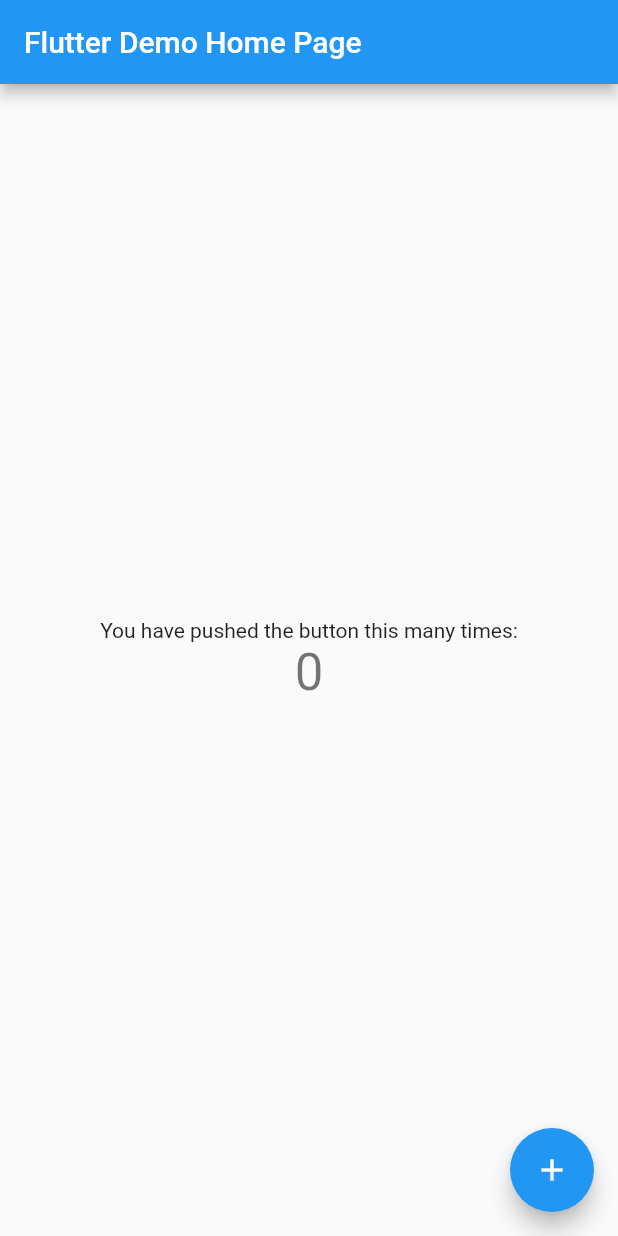
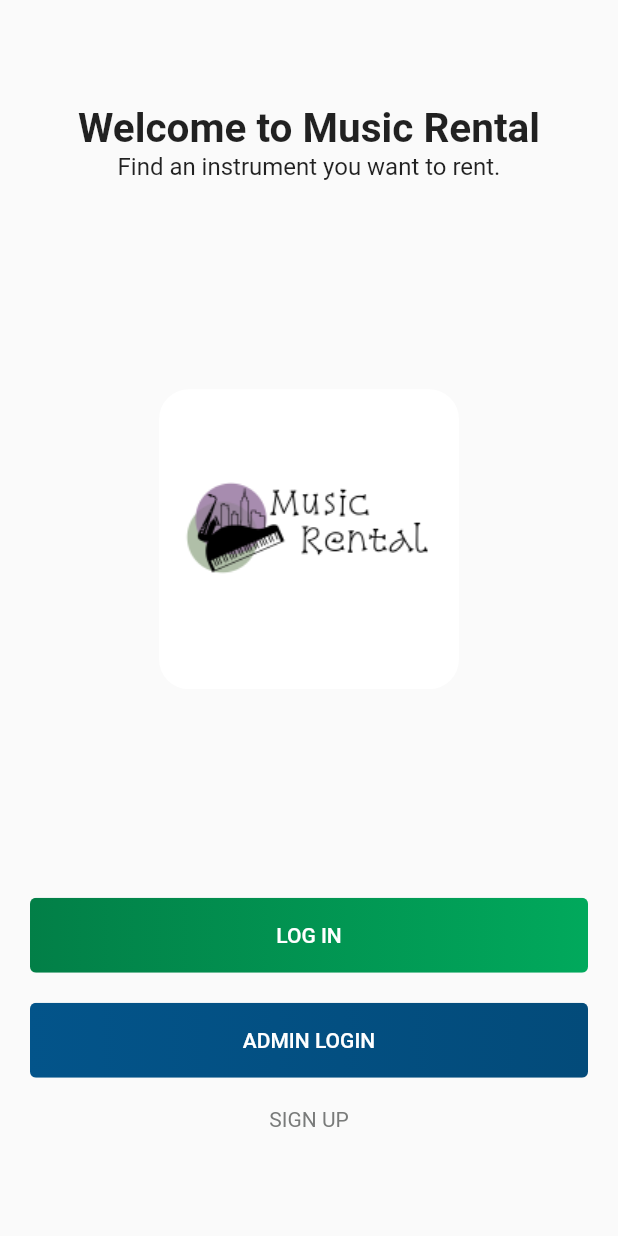
Before and after one commit to Nrngajurel/musical_instrument_flutter, a Flutter app: the screen it shows after launch, on a phone screen of 412 x 824 dp. Run offline on Flutter 3.47's test engine with Material 2 defaults, Android fonts, the phone set to English and light mode, and no system bars.

Commit message:
added welcome screen

```diff
--- a/lib/main.dart
+++ b/lib/main.dart
@@ -1,4 +1,6 @@
 import 'package:flutter/material.dart';
+
+import 'pages/welcome/welcome_page.dart';
 
 void main() {
   runApp(const MyApp());
@@ -11,6 +13,7 @@
   @override
   Widget build(BuildContext context) {
     return MaterialApp(
+      debugShowCheckedModeBanner: false,
       title: 'Flutter Demo',
       theme: ThemeData(
         // This is the theme of your application.
@@ -24,92 +27,7 @@
         // is not restarted.
         primarySwatch: Colors.blue,
       ),
-      home: const MyHomePage(title: 'Flutter Demo Home Page'),
+      home: const WelcomePage(),
     );
   }
 }
-
-class MyHomePage extends StatefulWidget {
-  const MyHomePage({Key? key, required this.title}) : super(key: key);
-
-  // This widget is the home page of your application. It is stateful, meaning
-  // that it has a State object (defined below) that contains fields that affect
-  // how it looks.
-
-  // This class is the configuration for the state. It holds the values (in this
-  // case the title) provided by the parent (in this case the App widget) and
-  // used by the build method of the State. Fields in a Widget subclass are
-  // always marked "final".
-
-  final String title;
-
-  @override
-  State<MyHomePage> createState() => _MyHomePageState();
-}
-
-class _MyHomePageState extends State<MyHomePage> {
-  int _counter = 0;
-
-  void _incrementCounter() {
-    setState(() {
-      // This call to setState tells the Flutter framework that something has
-      // changed in this State, which causes it to rerun the build method below
-      // so that the display can reflect the updated values. If we changed
-      // _counter without calling setState(), then the build method would not be
-      // called again, and so nothing would appear to happen.
-      _counter++;
-    });
-  }
-
-  @override
-  Widget build(BuildContext context) {
-    // This method is rerun every time setState is called, for instance as done
-    // by the _incrementCounter method above.
-    //
-    // The Flutter framework has been optimized to make rerunning build methods
-    // fast, so that you can just rebuild anything that needs updating rather
-    // than having to individually change instances of widgets.
-    return Scaffold(
-      appBar: AppBar(
-        // Here we take the value from the MyHomePage object that was created by
-        // the App.build method, and use it to set our appbar title.
-        title: Text(widget.title),
-      ),
-      body: Center(
-        // Center is a layout widget. It takes a single child and positions it
-        // in the middle of the parent.
-        child: Column(
-          // Column is also a layout widget. It takes a list of children and
-          // arranges them vertically. By default, it sizes itself to fit its
-          // children horizontally, and tries to be as tall as its parent.
-          //
-          // Invoke "debug painting" (press "p" in the console, choose the
-          // "Toggle Debug Paint" action from the Flutter Inspector in Android
-          // Studio, or the "Toggle Debug Paint" command in Visual Studio Code)
-          // to see the wireframe for each widget.
-          //
-          // Column has various properties to control how it sizes itself and
-          // how it positions its children. Here we use mainAxisAlignment to
-          // center the children vertically; the main axis here is the vertical
-          // axis because Columns are vertical (the cross axis would be
-          // horizontal).
-          mainAxisAlignment: MainAxisAlignment.center,
-          children: <Widget>[
-            const Text(
-              'You have pushed the button this many times:',
-            ),
-            Text(
-              '$_counter',
-              style: Theme.of(context).textTheme.headline4,
-            ),
-          ],
-        ),
-      ),
-      floatingActionButton: FloatingActionButton(
-        onPressed: _incrementCounter,
-        tooltip: 'Increment',
-        child: const Icon(Icons.add),
-      ), // This trailing comma makes auto-formatting nicer for build methods.
-    );
-  }
-}
--- /dev/null
+++ b/lib/pages/welcome/components/center_part.dart
@@ -0,0 +1,15 @@
+import 'package:flutter/material.dart';
+
+class CenterPart extends StatelessWidget {
+  const CenterPart({Key? key}) : super(key: key);
+
+  @override
+  Widget build(BuildContext context) {
+    return ClipRRect(
+      borderRadius: BorderRadius.circular(20),
+      child: Image.asset(
+        "images/logo.png",
+      ),
+    );
+  }
+}
--- /dev/null
+++ b/lib/pages/welcome/components/end_part.dart
@@ -0,0 +1,83 @@
+import 'package:flutter/material.dart';
+
+class EndPart extends StatelessWidget {
+  const EndPart({Key? key}) : super(key: key);
+
+  @override
+  Widget build(BuildContext context) {
+    return Column(
+      children: [
+        MaterialButton(
+          onPressed: () {},
+          height: 50,
+          shape: RoundedRectangleBorder(
+            borderRadius: BorderRadius.circular(04),
+          ),
+          // ignore: prefer_const_constructors
+          padding: EdgeInsets.all(0),
+          child: Ink(
+            decoration: BoxDecoration(
+              gradient: const LinearGradient(
+                colors: [Color(0xff027f47), Color(0xff01a95c)],
+                begin: Alignment.centerLeft,
+                end: Alignment.centerRight,
+              ),
+              borderRadius: BorderRadius.circular(04),
+            ),
+            child: Container(
+              height: 50,
+              alignment: Alignment.center,
+              child: const Text(
+                "LOG IN",
+                style: TextStyle(color: Colors.white),
+              ),
+            ),
+          ),
+        ),
+        const SizedBox(
+          height: 20,
+        ),
+        MaterialButton(
+          onPressed: () {},
+          height: 50,
+          shape: RoundedRectangleBorder(
+            borderRadius: BorderRadius.circular(04),
+          ),
+          // ignore: prefer_const_constructors
+          padding: EdgeInsets.all(0),
+          child: Ink(
+            decoration: BoxDecoration(
+              gradient: const LinearGradient(
+                colors: [
+                  Color.fromARGB(255, 3, 84, 138),
+                  Color.fromARGB(255, 3, 75, 122)
+                ],
+                begin: Alignment.centerLeft,
+                end: Alignment.centerRight,
+              ),
+              borderRadius: BorderRadius.circular(04),
+            ),
+            child: Container(
+              height: 50,
+              alignment: Alignment.center,
+              child: const Text(
+                "ADMIN LOGIN",
+                style: TextStyle(color: Colors.white),
+              ),
+            ),
+          ),
+        ),
+        const SizedBox(
+          height: 20,
+        ),
+        GestureDetector(
+          onTap: () {},
+          child: const Text(
+            "SIGN UP",
+            style: TextStyle(color: Color(0xff797b7a)),
+          ),
+        ),
+      ],
+    );
+  }
+}
--- /dev/null
+++ b/lib/pages/welcome/components/top_part.dart
@@ -0,0 +1,32 @@
+import 'package:flutter/material.dart';
+
+class TopPart extends StatelessWidget {
+  const TopPart({Key? key}) : super(key: key);
+
+  @override
+  Widget build(BuildContext context) {
+    return Row(
+      mainAxisAlignment: MainAxisAlignment.center,
+      children: [
+        Column(
+          children: const [
+            Text(
+              "Welcome to Music Rental",
+              style: TextStyle(
+                fontSize: 27,
+                fontWeight: FontWeight.bold,
+              ),
+            ),
+            Text(
+              "Find an instrument you want to rent.",
+              style: TextStyle(
+                fontSize: 16,
+                fontWeight: FontWeight.normal,
+              ),
+            ),
+          ],
+        ),
+      ],
+    );
+  }
+}
--- /dev/null
+++ b/lib/pages/welcome/welcome_page.dart
@@ -0,0 +1,30 @@
+import 'package:flutter/material.dart';
+import 'package:music_rental_flutter/pages/welcome/components/center_part.dart';
+import 'package:music_rental_flutter/pages/welcome/components/end_part.dart';
+import 'package:music_rental_flutter/pages/welcome/components/top_part.dart';
+
+class WelcomePage extends StatelessWidget {
+  const WelcomePage({Key? key}) : super(key: key);
+
+  @override
+  Widget build(BuildContext context) {
+    return Scaffold(
+      body: SafeArea(
+        child: Padding(
+          padding: const EdgeInsets.symmetric(horizontal: 20),
+          child: Column(
+            mainAxisAlignment: MainAxisAlignment.spaceAround,
+            children: const [
+              //top part
+              TopPart(),
+              //center part
+              CenterPart(),
+              //end part
+              EndPart(),
+            ],
+          ),
+        ),
+      ),
+    );
+  }
+}
--- a/pubspec.yaml
+++ b/pubspec.yaml
@@ -61,6 +61,8 @@
   # assets:
   #   - images/a_dot_burr.jpeg
   #   - images/a_dot_ham.jpeg
+  assets:
+    - images/
 
   # An image asset can refer to one or more resolution-specific "variants", see
   # https://flutter.dev/assets-and-images/#resolution-aware.
```
Also changed, not shown: images/logo.png (added).
